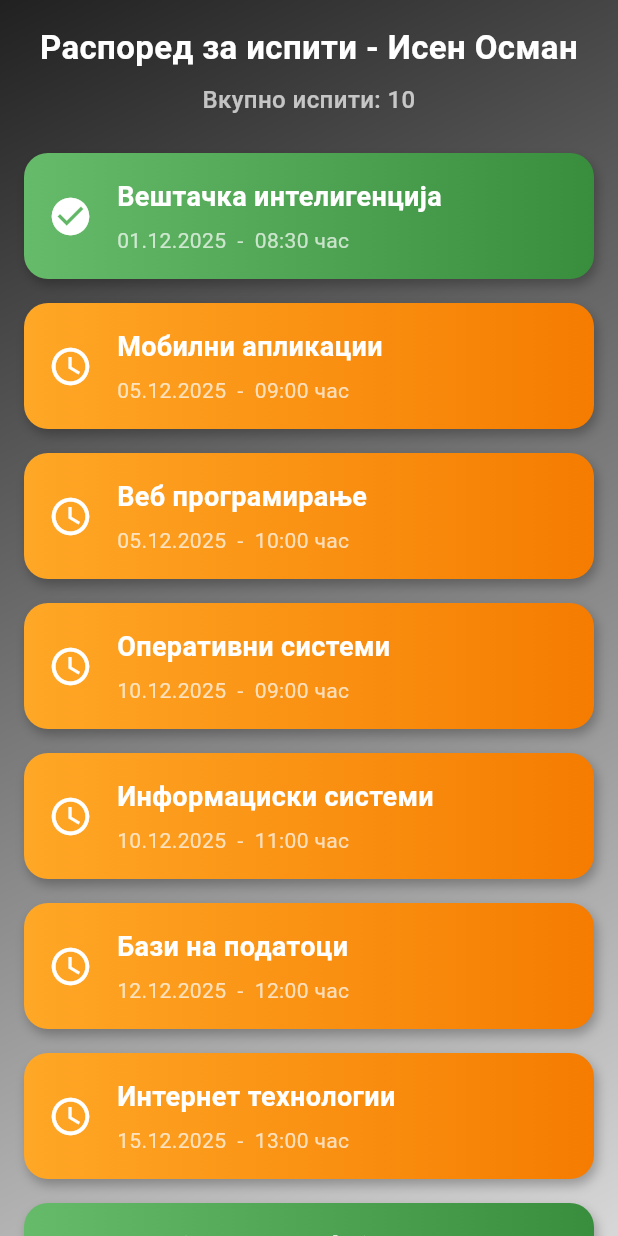
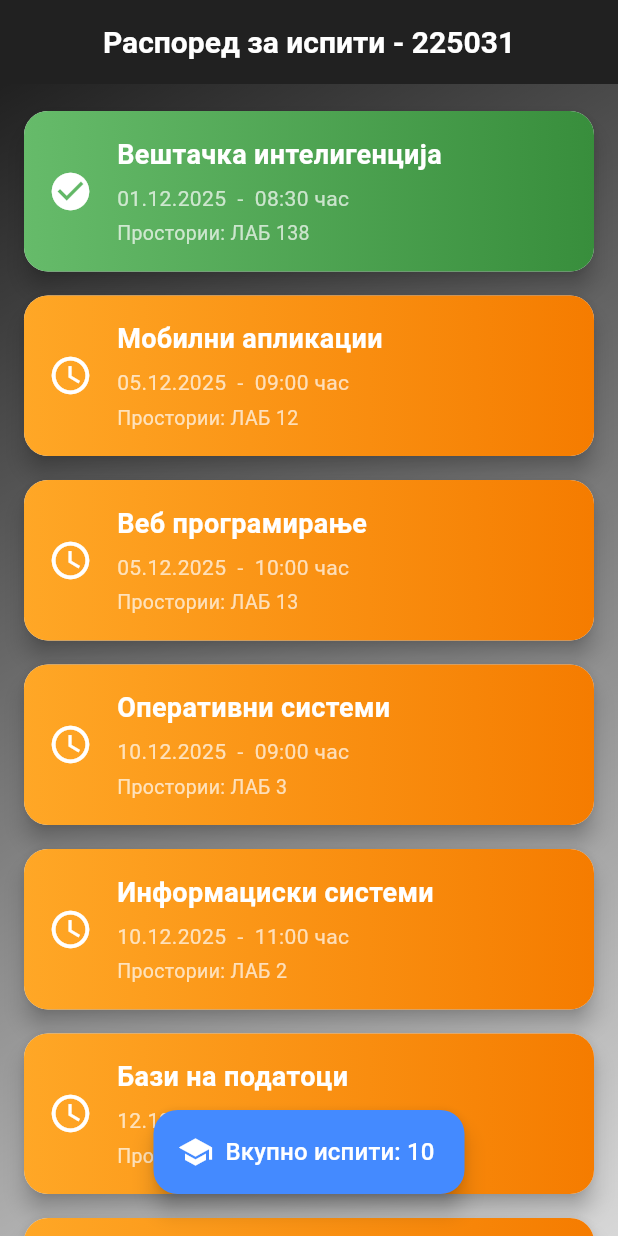
Before and after one commit to Isen-Osman/scheduler-, a Flutter app: the screen it shows after launch, on a phone screen of 412 x 824 dp. Run offline on Flutter 3.47's test engine with Material 3 defaults, Android fonts, the phone set to English and light mode, and no system bars.

Commit message:
update exam_list

```diff
--- a/lib/screens/exam_list.dart
+++ b/lib/screens/exam_list.dart
@@ -6,10 +6,10 @@ class ExamListScreen extends StatelessWidget {
   ExamListScreen({super.key});
 
   final List<Exam> exams = [
-    Exam(subject: "Веб програмирање", dateTime: DateTime(2025, 12, 5, 10, 0), rooms: ["ЛАб 13"]),
+    Exam(subject: "Веб програмирање", dateTime: DateTime(2025, 12, 5, 10, 0), rooms: ["ЛАБ 13"]),
     Exam(subject: "Оперативни системи", dateTime: DateTime(2025, 12, 10, 9, 0), rooms: ["ЛАБ 3"]),
     Exam(subject: "Бази на податоци", dateTime: DateTime(2025, 12, 12, 12, 0), rooms: ["ЛАБ 215"]),
-    Exam(subject: "Компјутерски Мрежи", dateTime: DateTime(2025, 12, 25, 11, 30), rooms: ["ЛАБ 200А"], isPassed: true),
+    Exam(subject: "Компјутерски мрежи", dateTime: DateTime(2025, 12, 25, 11, 30), rooms: ["ЛАБ 200А"], isPassed: true),
     Exam(subject: "Вештачка интелигенција", dateTime: DateTime(2025, 12, 1, 8, 30), rooms: ["ЛАБ 138"], isPassed: true),
     Exam(subject: "Интернет технологии", dateTime: DateTime(2025, 12, 15, 13, 0), rooms: ["ЛАБ 13"]),
     Exam(subject: "Мобилни апликации", dateTime: DateTime(2025, 12, 5, 9, 0), rooms: ["ЛАБ 12"]),
@@ -23,6 +23,14 @@ class ExamListScreen extends StatelessWidget {
     exams.sort((a, b) => a.dateTime.compareTo(b.dateTime));
 
     return Scaffold(
+      appBar: AppBar(
+        title: const Text(
+          "Распоред за испити - 225031",
+          style: TextStyle(color: Colors.white),
+        ),
+        backgroundColor: Colors.black87,
+        centerTitle: true,
+      ),
       body: Container(
         decoration: const BoxDecoration(
           gradient: LinearGradient(
@@ -34,34 +42,7 @@ class ExamListScreen extends StatelessWidget {
         child: SafeArea(
           child: Column(
             children: [
-              // Header + Total Exams
-              Padding(
-                padding: const EdgeInsets.symmetric(vertical: 16, horizontal: 16),
-                child: Column(
-                  children: [
-                    Text(
-                      "Распоред за испити - Исен Осман",
-                      style: const TextStyle(
-                        color: Colors.white,
-                        fontSize: 22,
-                        fontWeight: FontWeight.bold,
-                      ),
-                      textAlign: TextAlign.center,
-                    ),
-                    const SizedBox(height: 8),
-                    Text(
-                      "Вкупно испити: ${exams.length}",
-                      style: const TextStyle(
-                        color: Colors.white70,
-                        fontSize: 16,
-                        fontWeight: FontWeight.w500,
-                      ),
-                      textAlign: TextAlign.center,
-                    ),
-                  ],
-                ),
-              ),
-              // Exam List
+              const SizedBox(height: 10),
               Expanded(
                 child: ListView.builder(
                   padding: const EdgeInsets.symmetric(horizontal: 16),
@@ -73,22 +54,20 @@ class ExamListScreen extends StatelessWidget {
                         context,
                         MaterialPageRoute(builder: (_) => ExamDetailScreen(exam: exam)),
                       ),
+                      child: Card(
+                        shape: RoundedRectangleBorder(
+                          borderRadius: BorderRadius.circular(16),
+                        ),
+                        elevation: 6,
+                        margin: const EdgeInsets.symmetric(vertical: 8),
                         child: Container(
-                        margin: const EdgeInsets.symmetric(vertical: 8),
-                        padding: const EdgeInsets.all(16),
                           decoration: BoxDecoration(
                             gradient: exam.isPassed
                                 ? LinearGradient(colors: [Colors.green.shade400, Colors.green.shade700])
                                 : LinearGradient(colors: [Colors.orange.shade400, Colors.orange.shade700]),
                             borderRadius: BorderRadius.circular(16),
-                          boxShadow: const [
-                            BoxShadow(
-                              color: Colors.black26,
-                              blurRadius: 6,
-                              offset: Offset(2, 4),
                           ),
-                          ],
-                        ),
+                          padding: const EdgeInsets.all(16),
                           child: Row(
                             children: [
                               Icon(
@@ -110,13 +89,19 @@ class ExamListScreen extends StatelessWidget {
                                     ),
                                     const SizedBox(height: 6),
                                     Text(
-                                    "${exam.dateTime.day.toString().padLeft(2,'0')}.${exam.dateTime.month.toString().padLeft(2,'0')}.${exam.dateTime.year}  -  ${exam.dateTime.hour.toString().padLeft(2,'0')}:${exam.dateTime.minute.toString().padLeft(2,'0')} час",
+                                      "${exam.dateTime.day.toString().padLeft(2, '0')}.${exam.dateTime.month.toString().padLeft(2, '0')}.${exam.dateTime.year}  -  ${exam.dateTime.hour.toString().padLeft(2, '0')}:${exam.dateTime.minute.toString().padLeft(2, '0')} час",
                                       style: const TextStyle(color: Colors.white70, fontSize: 14),
+                                    ),
+                                    const SizedBox(height: 4),
+                                    Text(
+                                      "Простории: ${exam.rooms.join(', ')}",
+                                      style: const TextStyle(color: Colors.white70, fontSize: 13),
                                     ),
                                   ],
                                 ),
                               ),
                             ],
+                          ),
                         ),
                       ),
                     );
@@ -127,6 +112,19 @@ class ExamListScreen extends StatelessWidget {
           ),
         ),
       ),
+      floatingActionButton: Container(
+        margin: const EdgeInsets.only(bottom: 12),
+        child: FloatingActionButton.extended(
+          onPressed: () {},
+          backgroundColor: Colors.blueAccent,
+          icon: const Icon(Icons.school, color: Colors.white),
+          label: Text(
+            "Вкупно испити: ${exams.length}",
+            style: const TextStyle(color: Colors.white, fontSize: 16),
+          ),
+        ),
+      ),
+      floatingActionButtonLocation: FloatingActionButtonLocation.centerFloat,
     );
   }
 }
```
Lines whose indentation alone changed are shown as unchanged.
